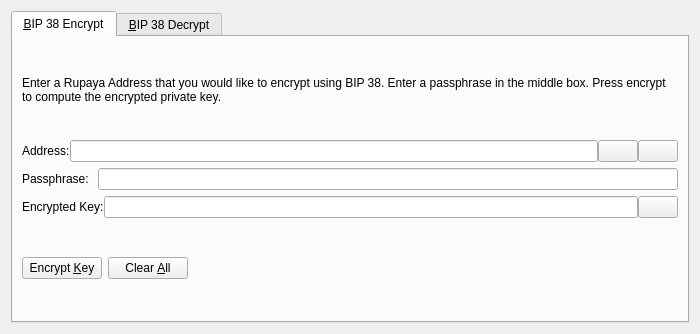
The window that src/qt/forms/bip38tooldialog.ui (jiyocommunity/jiyox) describes before a commit, drawn with Qt 5.
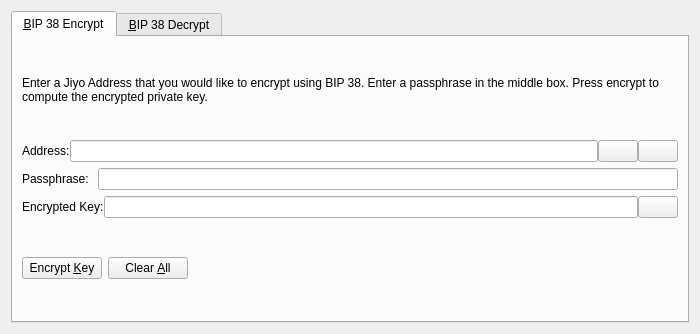
The same window after the commit. The open tabs and pages were chosen to show the change. Icons and pictures are not drawn. Custom widgets are drawn as their Qt base class.

What changed in the file:
```diff
--- a/src/qt/forms/bip38tooldialog.ui
+++ b/src/qt/forms/bip38tooldialog.ui
@@ -30,7 +30,7 @@
        <item>
         <widget class="QLabel" name="infoLabel_ENC">
          <property name="text">
-          <string>Enter a Rupaya Address that you would like to encrypt using BIP 38. Enter a passphrase in the middle box. Press encrypt to compute the encrypted private key.</string>
+          <string>Enter a Jiyo Address that you would like to encrypt using BIP 38. Enter a passphrase in the middle box. Press encrypt to compute the encrypted private key.</string>
          </property>
          <property name="textFormat">
           <enum>Qt::PlainText</enum>
```
Left out of the diff: 24 changed lines with no effect on the pictures.
